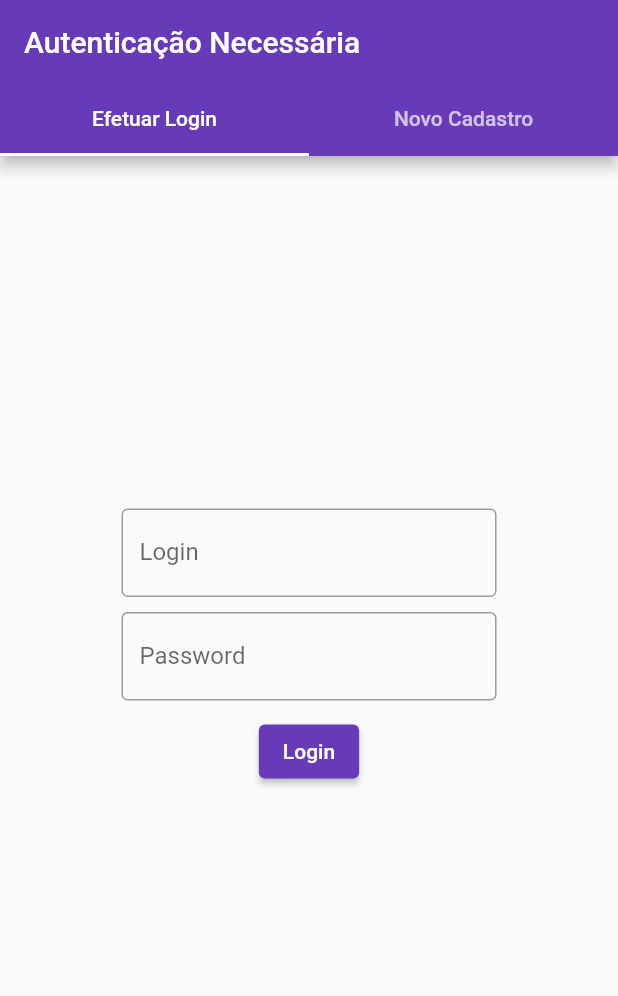
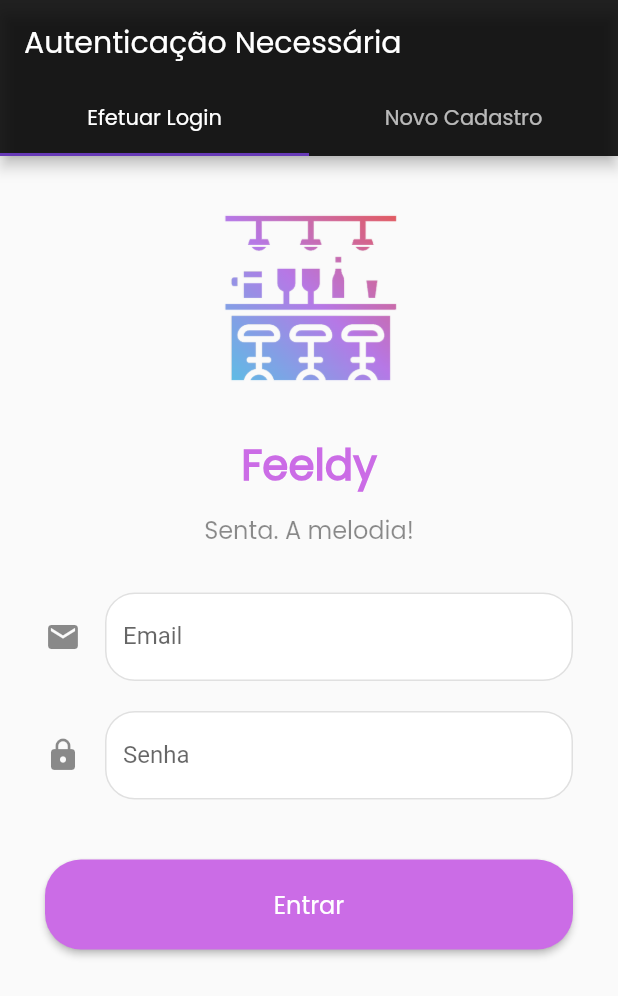
Before and after one commit to MatheusSiqs/Feldy, a Flutter app: the screen it shows after launch, on a phone screen of 412 x 824 dp. Shown: the top 996 px of the screen. Run offline on Flutter 3.47's test engine with Material 2 defaults, Android fonts, the phone set to English and light mode, and no system bars; our stand-ins replace cached_network_image, firebase_auth, firebase_core, flutter_bloc; missing offline and left inert: dart:js_interop; accounts and stored records are empty.

Commit message:
apply colors and new interface

```diff
--- a/lib/Screens/login_screen.dart
+++ b/lib/Screens/login_screen.dart
@@ -14,64 +14,126 @@ class LoginScreen extends StatelessWidget {
       child: Form(
           key: formkey,
           child: Column(
-          mainAxisAlignment: MainAxisAlignment.center,
-          children: [
-            SizedBox(
-              width: 250,
-              height: 250,
-              child: Column(
-                children: [
-                  TextFormField(
-                    validator: (String? inValue) {
-                      if (inValue!.isEmpty) {
-                        return "Insira algo como username";
-                      }
-                      return null;
-                    },
-                    onSaved: (String? inValue) {
-                      username = inValue!;
-                    },
-                    decoration: const InputDecoration(
-                        labelText: "Login",
-                        border: OutlineInputBorder(),
+            children: <Widget>[
+              Container(
+                margin: const EdgeInsets.only(top: 35, bottom: 30),
+                width: 120.0,
+                height: 120.0,
+                decoration: const BoxDecoration(
+                  image: DecorationImage(
+                    image: AssetImage('assets/img/feeldy.png'),
+                    fit: BoxFit.fill,
                   ),
                 ),
-                  const SizedBox(height: 10,),
-                  TextFormField(
-                    validator: (String? inValue) {
-                      if (inValue!.length < 4) {
-                        return "Tem que ter ao menos 4 caracters";
-                      }
-                      return null;
-                    },
-                    onSaved: (String? inValue) {
-                      password = inValue!;
-                    },
-                    obscureText: true,
-                    decoration: const InputDecoration(
-                      hintText: "Password",
-                      labelText: "Password",
-                      border: OutlineInputBorder(),
               ),
+              Container(
+                padding: const EdgeInsets.only(left: 30, right: 30),
+                child: const Column(
+                  children: [
+                    Text(
+                      'Feeldy',
+                      style: TextStyle(
+                          fontSize: 28.0,
+                          color: Color(0xFFcb6ce6),
+                          fontWeight: FontWeight.bold,
+                          fontFamily: 'Poppins'),
+                      textAlign: TextAlign.center,
                     ),
-                  const SizedBox(height: 10,),
-                  ElevatedButton(
-                    onPressed: () {
-                      if (formkey.currentState!.validate()) {
-                        formkey.currentState!.save();
-                        // Lançando evento
-                        BlocProvider.of<AuthBloc>(context)
-                            .add(LoginUser(username: username, password: password));
-                      }
-                    },
-                    child: const Text("Login"),
+                    SizedBox(height: 10),
+                    Text(
+                      'Senta. A melodia!',
+                      style: TextStyle(
+                          fontSize: 16.0,
+                          color: Colors.black45,
+                          fontFamily: 'Poppins'),
+                      textAlign: TextAlign.center,
                     ),
+                    SizedBox(height: 30),
                   ],
                 ),
               ),
+              Container(
+                padding: const EdgeInsets.only(left: 30, right: 30),
+                child: Column(
+                  children: [
+                    emailField(),
+                    const SizedBox(height: 20),
+                    passwordField(),
+                    const SizedBox(height: 40),
+                    enterButton(context),
+                    const SizedBox(height: 20),
                   ],
                 ),
+              )
+            ],
+          )),
+    );
+  }
+
+  Widget emailField() {
+    return TextFormField(
+      keyboardType: TextInputType.number,
+      validator: (String? value) {},
+      onSaved: (String? value) {
+        // loginData.email = value ?? "";
+      },
+      decoration: const InputDecoration(
+          labelText: 'Email',
+          icon: Icon(Icons.email),
+          focusedBorder: OutlineInputBorder(
+            borderSide: BorderSide(color: Color(0xFFcb6ce6), width: 2),
+            borderRadius: BorderRadius.all(Radius.circular(20)),
+          ),
+          enabledBorder: OutlineInputBorder(
+              borderRadius: BorderRadius.all(Radius.circular(20)),
+              borderSide: BorderSide(color: Colors.black12)),
+          filled: true,
+          fillColor: Colors.white),
+    );
+  }
+
+  Widget passwordField() {
+    return TextFormField(
+      obscureText: true,
+      keyboardType: TextInputType.text,
+      validator: (String? value) {},
+      onSaved: (String? value) {
+        // loginData.password = value ?? "";
+      },
+      decoration: const InputDecoration(
+        labelText: 'Senha',
+        icon: Icon(Icons.lock),
+        focusedBorder: OutlineInputBorder(
+          borderSide: BorderSide(color: Color(0xFFcb6ce6), width: 2),
+          borderRadius: BorderRadius.all(Radius.circular(20)),
+        ),
+        enabledBorder: OutlineInputBorder(
+            borderRadius: BorderRadius.all(Radius.circular(20)),
+            borderSide: BorderSide(color: Colors.black12)),
+        filled: true,
+        fillColor: Colors.white,
       ),
     );
   }
+
+  Widget enterButton(BuildContext buildContext) {
+    Widget buttonChild = const Text(
+      'Entrar',
+      style: TextStyle(fontSize: 16, fontFamily: 'Poppins'),
+    );
+
+    return SizedBox(
+      width: double.infinity,
+      child: ElevatedButton(
+          onPressed: () {},
+          style: ElevatedButton.styleFrom(
+            minimumSize: const Size(double.infinity, 60),
+            backgroundColor: const Color(0xFFcb6ce6),
+            shape: RoundedRectangleBorder(
+              borderRadius: BorderRadius.circular(24.0),
+            ),
+          ),
+          child: buttonChild),
+    );
   }
+}
--- a/lib/Screens/register.dart
+++ b/lib/Screens/register.dart
@@ -42,7 +42,7 @@ class _RegisterState extends State<Register> {
     String username = "";
     String password = "";
     return Scaffold(
-      backgroundColor: const Color(0xFF4157ff),
+      backgroundColor: const Color(0xFFcb6ce6),
       body: Center(
         child: Form(
             key: formkey,
@@ -290,7 +290,7 @@ class _RegisterState extends State<Register> {
           },
           style: ElevatedButton.styleFrom(
             minimumSize: const Size(double.infinity, 60),
-            backgroundColor: const Color(0xFF4157ff),
+            backgroundColor: const Color(0xFFcb6ce6),
             shape: RoundedRectangleBorder(
               borderRadius: BorderRadius.circular(24.0),
             ),
--- a/lib/Screens/wrapper.dart
+++ b/lib/Screens/wrapper.dart
@@ -3,14 +3,8 @@ import 'package:feldy/Screens/register.dart';
 import 'package:flutter/material.dart';
 import 'package:flutter_bloc/flutter_bloc.dart';
 
-/*import '../bloc/manage_bloc.dart';
-import '../bloc/monitor_bloc.dart';
-import 'add_note.dart';
-import 'list_note.dart';*/
 import 'login_screen.dart';
-
 import '../bloc/auth_bloc.dart';
-
 import 'register_screen.dart';
 
 class Wrapper extends StatefulWidget {
@@ -52,22 +46,7 @@ class WrapperState extends State<Wrapper> {
 Widget authenticatedWidget(BuildContext context) {
   return const DefaultTabController(
     length: 2,
-    child: Feed(),/*Scaffold(
-        floatingActionButton: FloatingActionButton(
-            onPressed: () {
-              BlocProvider.of<AuthBloc>(context).add(Logout());
-            },
-            child: const Icon(Icons.logout)),
-        appBar: AppBar(
-            title: const Text("widget.title"),
-            bottom: const TabBar(
-              tabs: [
-                Tab(icon: Icon(Icons.directions)),
-                Tab(icon: Icon(Icons.ac_unit))
-              ],
-            )),
-        body: const Text("Logado")
-        ),*/
+    child: Feed(),
   );
 }
 
@@ -79,9 +58,24 @@ Widget unauthenticatedWidget(BuildContext context) {
           children: [const LoginScreen(), Register()],
         ),
         appBar: AppBar(
-          title: const Text("Autenticação Necessária"),
+          backgroundColor: Colors.black87,
+          title: const Text("Autenticação Necessária",
+              style: TextStyle(fontFamily: 'Poppins')),
           bottom: const TabBar(
-            tabs: [Tab(text: "Efetuar Login"),Tab(text: "Novo Cadastro",)],
+            tabs: [
+              Tab(
+                child: Text(
+                  'Efetuar Login',
+                  style: TextStyle(fontFamily: 'Poppins'),
+                ),
+              ),
+              Tab(
+                child: Text(
+                  'Novo Cadastro',
+                  style: TextStyle(fontFamily: 'Poppins'),
+                ),
+              )
+            ],
           ),
         ),
       ));
```
Also changed, not shown: assets/img/feeldy.png (added). Lines whose indentation alone changed are shown as unchanged.
